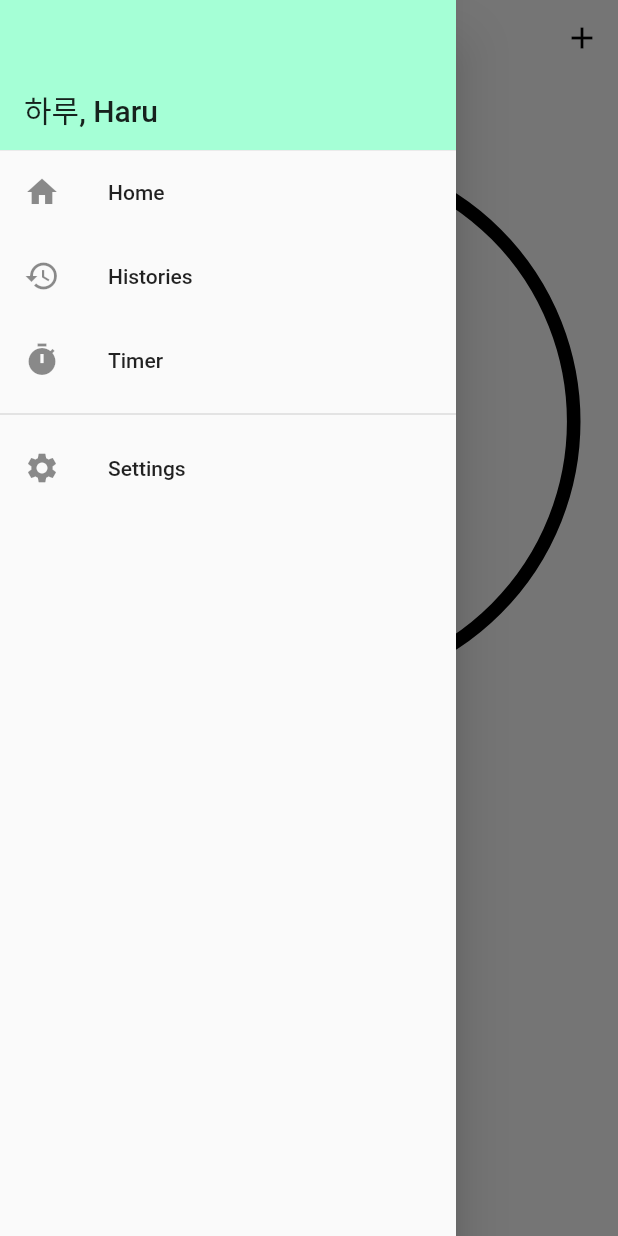
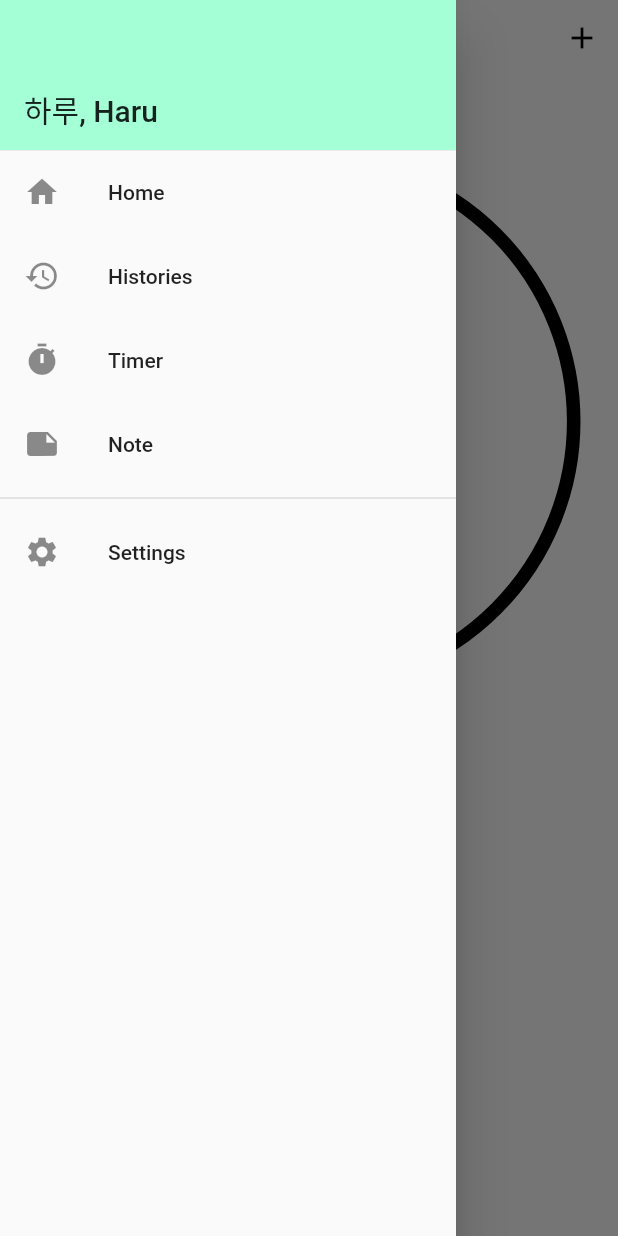
Before and after one commit to get6/haru, a Flutter app: the screen it shows after launch, with the side drawer open, on a phone screen of 412 x 824 dp. Run offline on Flutter 3.47's test engine with Material 2 defaults, Android fonts, the light colour scheme and no system bars; drawn by our look-alikes of timeline_tile; our stand-ins replace datetime_picker_formfield, hive, logger, wave; missing offline and left inert: day_night_time_picker; accounts and stored records are empty.

Commit message:
Update coommon files

```diff
--- a/lib/common/color/custom_color.dart
+++ b/lib/common/color/custom_color.dart
@@ -2,6 +2,8 @@ import 'package:flutter/material.dart';
 
 // 해당 프로젝트 주요 색상
 Color main_color = const Color(0xFFA5FFD6);
+// Color main_color = const Color(0xFF3ACBE8);
+Color accent_color = const Color(0xFFFFA5CE);
 
 MaterialColor createMaterialColor(Color color) {
   final List<double> strengths = [.05];
@@ -27,3 +29,7 @@ MaterialColor createMaterialColor(Color color) {
 MaterialColor createPrimaryColor(Color? color) {
   return createMaterialColor(color ?? main_color);
 }
+
+MaterialColor createAccentColor(Color? color) {
+  return createMaterialColor(color ?? accent_color);
+}
--- a/lib/common/my_drawer.dart
+++ b/lib/common/my_drawer.dart
@@ -45,6 +45,11 @@ class MyDrawer extends StatelessWidget {
           title: const Text('Timer'),
           onTap: () => Navigator.pushNamed(context, Routes.timer),
         ),
+        ListTile(
+          leading: const Icon(Icons.note),
+          title: const Text('Note'),
+          onTap: () => Navigator.pushNamed(context, Routes.notes),
+        ),
         const Divider(thickness: 1),
         ListTile(
           leading: const Icon(Icons.settings),
```
Also changed, not shown: lib/common/common.dart (added, +13 -0 lines), lib/common/my_app_bar.dart (+2 -7 lines).
